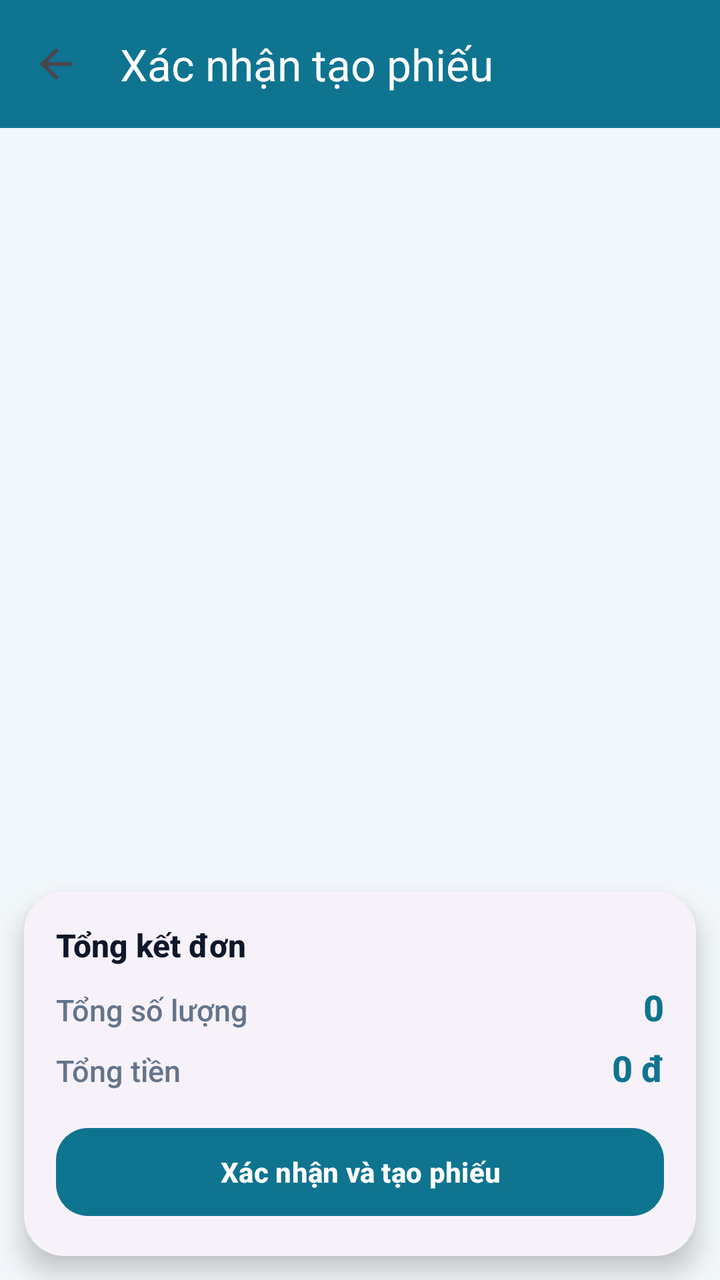
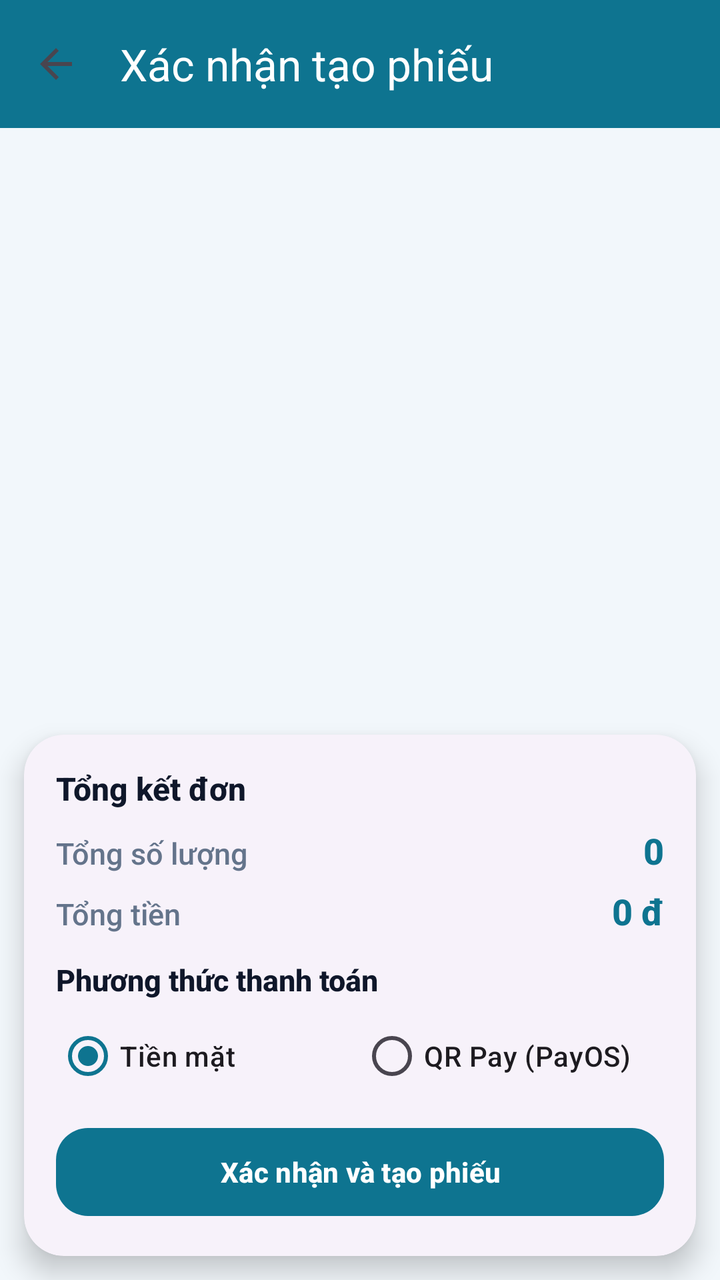

Compare the two renders of this Android layout. The source of the first and the diff that turns it into the second are given below.
<!-- AndroidManifest.xml: application theme Theme.InvSmart -->
<!-- res/layout/fragment_order_detail.xml -->
<?xml version="1.0" encoding="utf-8"?>
<androidx.constraintlayout.widget.ConstraintLayout xmlns:android="http://schemas.android.com/apk/res/android"
    xmlns:app="http://schemas.android.com/apk/res-auto"
    xmlns:tools="http://schemas.android.com/tools"
    android:layout_width="match_parent"
    android:layout_height="match_parent"
    android:background="@color/md_theme_light_background"
    tools:context=".ui.view.OrderDetailFragment">

    <com.google.android.material.appbar.AppBarLayout
        android:id="@+id/appBarLayout"
        android:layout_width="match_parent"
        android:layout_height="wrap_content"
        app:elevation="0dp"
        app:layout_constraintTop_toTopOf="parent">

        <androidx.appcompat.widget.Toolbar
            android:id="@+id/toolbar"
            android:layout_width="match_parent"
            android:layout_height="?attr/actionBarSize"
            app:title="Xác nhận tạo phiếu"
            app:titleTextColor="@android:color/white"
            app:navigationIcon="?attr/homeAsUpIndicator"
            android:background="?attr/colorPrimary" />
    </com.google.android.material.appbar.AppBarLayout>

    <androidx.recyclerview.widget.RecyclerView
        android:id="@+id/rvOrderDetails"
        android:layout_width="match_parent"
        android:layout_height="0dp"
        android:clipToPadding="false"
        android:paddingBottom="8dp"
        app:layout_constraintTop_toBottomOf="@+id/appBarLayout"
        app:layout_constraintBottom_toTopOf="@+id/bottomSection" />

    <com.google.android.material.card.MaterialCardView
        android:id="@+id/bottomSection"
        android:layout_width="match_parent"
        android:layout_height="wrap_content"
        android:layout_margin="12dp"
        app:cardCornerRadius="20dp"
        app:cardElevation="8dp"
        app:layout_constraintBottom_toBottomOf="parent">

        <LinearLayout
            android:layout_width="match_parent"
            android:layout_height="wrap_content"
            android:orientation="vertical"
            android:padding="16dp">

            <TextView
                android:layout_width="wrap_content"
                android:layout_height="wrap_content"
                android:text="Tổng kết đơn"
                android:textColor="?attr/colorOnSurface"
                android:textSize="16sp"
                android:textStyle="bold" />

            <LinearLayout
                android:layout_width="match_parent"
                android:layout_height="wrap_content"
                android:layout_marginTop="8dp"
                android:orientation="horizontal">

                <TextView
                    android:layout_width="0dp"
                    android:layout_height="wrap_content"
                    android:layout_weight="1"
                    android:text="Tổng số lượng"
                    android:textColor="@color/brand_text_muted"
                    android:textSize="15sp" />

                <TextView
                    android:id="@+id/tvTotalQuantity"
                    android:layout_width="wrap_content"
                    android:layout_height="wrap_content"
                    android:text="0"
                    android:textColor="?attr/colorPrimary"
                    android:textSize="18sp"
                    android:textStyle="bold" />
            </LinearLayout>

            <LinearLayout
                android:layout_width="match_parent"
                android:layout_height="wrap_content"
                android:layout_marginTop="6dp"
                android:orientation="horizontal">

                <TextView
                    android:layout_width="0dp"
                    android:layout_height="wrap_content"
                    android:layout_weight="1"
                    android:text="Tổng tiền"
                    android:textColor="@color/brand_text_muted"
                    android:textSize="15sp" />

                <TextView
                    android:id="@+id/tvTotalAmount"
                    android:layout_width="wrap_content"
                    android:layout_height="wrap_content"
                    android:text="0 đ"
                    android:textColor="?attr/colorPrimary"
                    android:textSize="18sp"
                    android:textStyle="bold" />
            </LinearLayout>

            <com.google.android.material.button.MaterialButton
                android:id="@+id/btnConfirm"
                android:layout_width="match_parent"
                android:layout_height="wrap_content"
                android:layout_marginTop="14dp"
                android:text="Xác nhận và tạo phiếu"
                android:textStyle="bold" />

            <ProgressBar
                android:id="@+id/progressBar"
                android:layout_width="wrap_content"
                android:layout_height="wrap_content"
                android:layout_gravity="center"
                android:layout_marginTop="10dp"
                android:visibility="gone" />
        </LinearLayout>

    </com.google.android.material.card.MaterialCardView>

</androidx.constraintlayout.widget.ConstraintLayout>
<!-- resources referenced by this layout -->
<resources>
  <color name="brand_text_muted">#64748B</color>
  <color name="md_theme_light_background">#F2F7FB</color>
  <style name="Theme.InvSmart" parent="Base.Theme.InvSmart" />
  <style name="Base.Theme.InvSmart" parent="Theme.Material3.DayNight.NoActionBar">
          <item name="colorPrimary">@color/md_theme_light_primary</item>
          <item name="colorOnPrimary">@color/md_theme_light_onPrimary</item>
          <item name="colorPrimaryContainer">@color/md_theme_light_primaryContainer</item>
          <item name="colorOnPrimaryContainer">@color/md_theme_light_onPrimaryContainer</item>
          <item name="colorSecondary">@color/md_theme_light_secondary</item>
          <item name="colorOnSecondary">@color/md_theme_light_onSecondary</item>
          <item name="colorSurface">@color/md_theme_light_surface</item>
          <item name="colorOnSurface">@color/md_theme_light_onSurface</item>
          <item name="colorSurfaceVariant">@color/md_theme_light_surfaceVariant</item>
          <item name="colorOutline">@color/md_theme_light_outline</item>
          <item name="colorOnBackground">@color/md_theme_light_onBackground</item>
          <item name="colorError">@color/md_theme_light_error</item>
          <item name="colorOnError">@color/md_theme_light_onError</item>
          <item name="android:colorBackground">@color/md_theme_light_background</item>
  
          <item name="toolbarStyle">@style/Widget.InvSmart.Toolbar</item>
          <item name="materialButtonStyle">@style/Widget.InvSmart.Button.Primary</item>
          <item name="textInputStyle">@style/Widget.InvSmart.InputLayout</item>
          <item name="materialCardViewStyle">@style/Widget.InvSmart.Card</item>
  
          <item name="android:fontFamily">sans-serif-medium</item>
          <item name="android:statusBarColor">@android:color/transparent</item>
          <item name="android:windowLightStatusBar">true</item>
      </style>
  <color name="md_theme_light_primary">#0E7490</color>
  <color name="md_theme_light_onPrimary">#FFFFFF</color>
  <color name="md_theme_light_primaryContainer">#CCF0FA</color>
  <color name="md_theme_light_onPrimaryContainer">#062433</color>
  <color name="md_theme_light_secondary">#0F766E</color>
  <color name="md_theme_light_onSecondary">#FFFFFF</color>
  <color name="md_theme_light_surface">#FFFFFF</color>
  <color name="md_theme_light_onSurface">#0F172A</color>
  <color name="md_theme_light_surfaceVariant">#E3EDF7</color>
  <color name="md_theme_light_outline">#A8B4C3</color>
  <color name="md_theme_light_onBackground">#111827</color>
  <color name="md_theme_light_error">#D12F2F</color>
  <color name="md_theme_light_onError">#FFFFFF</color>
  <style name="Widget.InvSmart.Toolbar" parent="Widget.Material3.Toolbar">
          <item name="android:background">@color/md_theme_light_primary</item>
          <item name="titleTextColor">@color/md_theme_light_onPrimary</item>
          <item name="subtitleTextColor">@color/md_theme_light_onPrimary</item>
      </style>
  <style name="Widget.InvSmart.Button.Primary" parent="Widget.Material3.Button">
          <item name="cornerRadius">16dp</item>
          <item name="android:textAllCaps">false</item>
          <item name="android:minHeight">52dp</item>
      </style>
  <style name="Widget.InvSmart.InputLayout" parent="Widget.Material3.TextInputLayout.OutlinedBox.Dense">
          <item name="boxCornerRadiusTopStart">16dp</item>
          <item name="boxCornerRadiusTopEnd">16dp</item>
          <item name="boxCornerRadiusBottomStart">16dp</item>
          <item name="boxCornerRadiusBottomEnd">16dp</item>
      </style>
  <style name="Widget.InvSmart.Card" parent="Widget.Material3.CardView.Elevated">
          <item name="cardCornerRadius">18dp</item>
          <item name="cardElevation">3dp</item>
      </style>
</resources>

<!-- the commit's change to res/layout/fragment_order_detail.xml (unified diff, before → after) -->
@@ -104,11 +104,53 @@
                     android:textStyle="bold" />
             </LinearLayout>
 
+            <TextView
+                android:layout_width="wrap_content"
+                android:layout_height="wrap_content"
+                android:layout_marginTop="12dp"
+                android:text="Phương thức thanh toán"
+                android:textColor="?attr/colorOnSurface"
+                android:textSize="15sp"
+                android:textStyle="bold" />
+
+            <RadioGroup
+                android:id="@+id/rgPayment"
+                android:layout_width="match_parent"
+                android:layout_height="wrap_content"
+                android:layout_marginTop="4dp"
+                android:orientation="horizontal">
+
+                <com.google.android.material.radiobutton.MaterialRadioButton
+                    android:id="@+id/rbCash"
+                    android:layout_width="0dp"
+                    android:layout_height="wrap_content"
+                    android:layout_weight="1"
+                    android:checked="true"
+                    android:text="Tiền mặt" />
+
+                <com.google.android.material.radiobutton.MaterialRadioButton
+                    android:id="@+id/rbQr"
+                    android:layout_width="0dp"
+                    android:layout_height="wrap_content"
+                    android:layout_weight="1"
+                    android:text="QR Pay (PayOS)" />
+            </RadioGroup>
+
+            <com.google.android.material.button.MaterialButton
+                android:id="@+id/btnScanQr"
+                style="@style/Widget.Material3.Button.TonalButton"
+                android:layout_width="match_parent"
+                android:layout_height="wrap_content"
+                android:layout_marginTop="4dp"
+                android:text="Quét QR thanh toán"
+                android:visibility="gone"
+                app:icon="@android:drawable/ic_menu_camera" />
+
             <com.google.android.material.button.MaterialButton
                 android:id="@+id/btnConfirm"
                 android:layout_width="match_parent"
                 android:layout_height="wrap_content"
-                android:layout_marginTop="14dp"
+                android:layout_marginTop="8dp"
                 android:text="Xác nhận và tạo phiếu"
                 android:textStyle="bold" />
 
